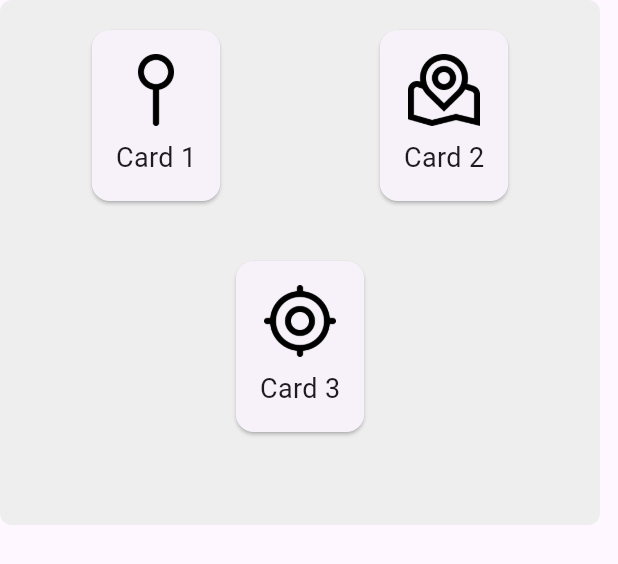
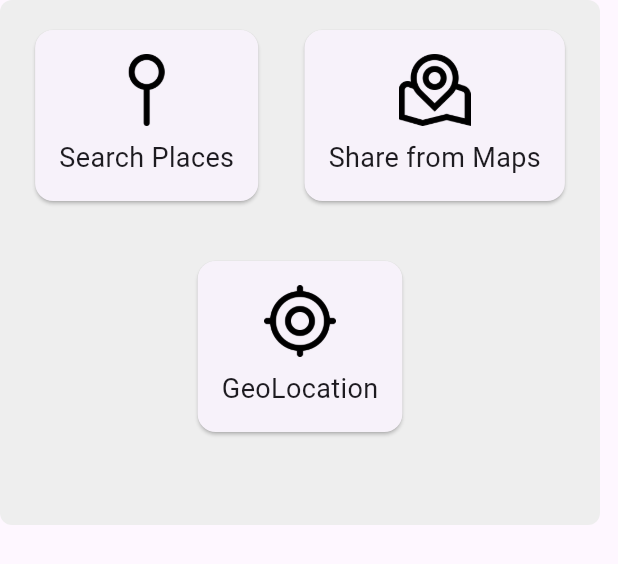
Before and after one commit to cawoolf/list_roamer, a Flutter app: the AddPlaceModal widget shown alone on an empty page, opened directly, on a phone screen of 412 x 824 dp. Shown: the top 564 px of the screen. Run offline on Flutter 3.47's test engine with Material 3 defaults, Android fonts, the phone set to English and light mode, and no system bars; our stand-ins replace cloud_firestore, firebase_core, google_maps_flutter; accounts and stored records are empty; statements that could not run were skipped.

Commit message:
added call backs to addPlaces

```diff
--- a/lib/ui_widgets/add_places_modal.dart
+++ b/lib/ui_widgets/add_places_modal.dart
@@ -30,16 +30,16 @@ class _AddPlaceModalState extends State<AddPlaceModal> {
             Row(
               mainAxisAlignment: MainAxisAlignment.spaceEvenly,
               children: [
-                _buildCard('assets/images/icons/add_places_modal_icons/map-pin.png', 'Card 1'),
+                _addByPlacesSearch(),
                 const SizedBox(width: 16), // Adjust spacing between cards
-                _buildCard('assets/images/icons/add_places_modal_icons/map-marker.png', 'Card 2'),
+                _addByGoogleMapsShare(),
               ],
             ),
             const SizedBox(height: 32), // Adjust vertical space between rows
             Row(
               mainAxisAlignment: MainAxisAlignment.spaceEvenly,
               children: [
-                _buildCard('assets/images/icons/add_places_modal_icons/location-crosshairs.png', 'Card 3'),
+                _addByGeoLocation(),
               ],
             ),
           ],
@@ -48,8 +48,39 @@ class _AddPlaceModalState extends State<AddPlaceModal> {
     );
   }
 
-  Widget _buildCard(String iconPath, String text) {
+  Widget _addByPlacesSearch() {
+    void triggerAddByPlaces() =>
+        print('add_places_modal line 71-> _addByPlacesSearch called');
+
+    return _buildCard('assets/images/icons/add_places_modal_icons/map-pin.png',
+        'Search Places', triggerAddByPlaces);
+  }
+
+  Widget _addByGoogleMapsShare() {
+    void triggerGoogleMapShare() =>
+        print('add_places_modal line 64-> _addByGoogleMapsShare called');
+
+    return _buildCard(
+        'assets/images/icons/add_places_modal_icons/map-marker.png',
+        'Share from Maps',
+        triggerGoogleMapShare);
+  }
+
+
+  Widget _addByGeoLocation() {
+    void triggerGeoLocationAdd() =>
+        print('add_places_modal line 53-> _addByGeoLocation called');
+
+    return _buildCard(
+      'assets/images/icons/add_places_modal_icons/location-crosshairs.png',
+      'GeoLocation',
+      triggerGeoLocationAdd,
+    );
+  }
+  Widget _buildCard(String iconPath, String text, VoidCallback onPressed) {
     return Card(
+      child: InkWell(
+        onTap: onPressed, // Here, we assign the onPressed function to the onTap event.
         child: Padding(
           padding: EdgeInsets.all(16.0),
           child: Column(
@@ -68,13 +99,10 @@ class _AddPlaceModalState extends State<AddPlaceModal> {
             ],
           ),
         ),
+      ),
     );
   }
 }
-
-
-
-
 
 /*
 Need to show a modal with three small square cards.
--- a/pubspec.yaml
+++ b/pubspec.yaml
@@ -50,6 +50,7 @@ dependencies:
   firedart: ^0.9.7
   http: ^0.13.3
   puppeteer: ^3.6.0
+  geolocator: ^11.0.0
 
 
 
```
Also changed, not shown: pubspec.lock, 3 other files. Lines whose indentation alone changed are shown as unchanged.
